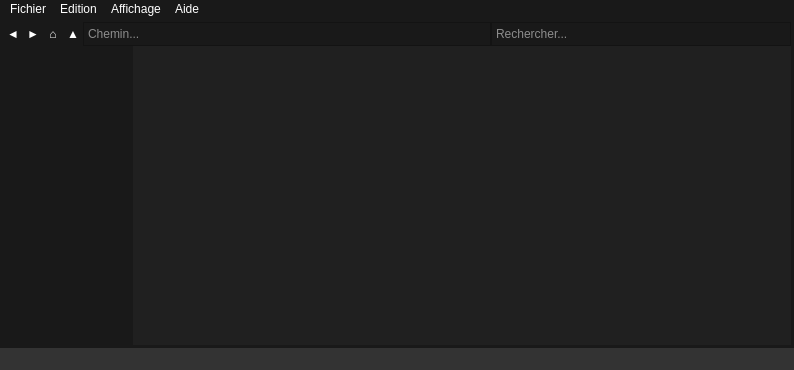
The window that mainwindow.ui (ForestierL/ihm) describes before a commit, drawn with Qt 5.
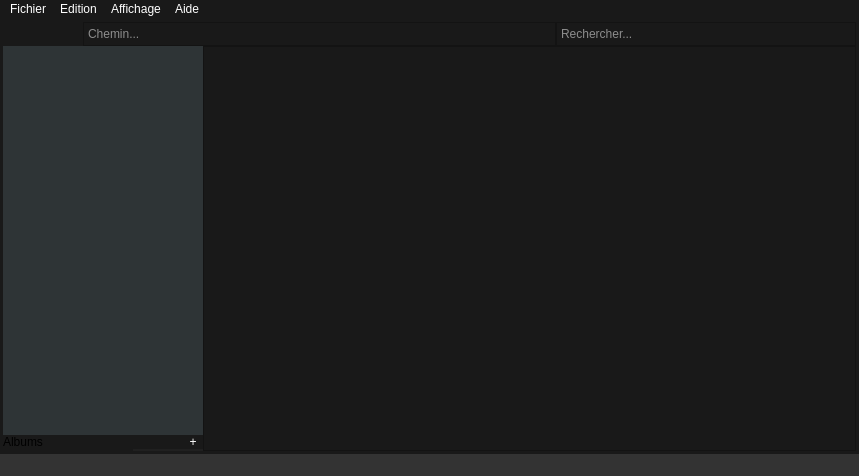
The same window after the commit. Icons and pictures are not drawn. Custom widgets are drawn as their Qt base class.

Commit message: button hover

```diff
--- a/mainwindow.ui
+++ b/mainwindow.ui
@@ -6,8 +6,8 @@
    <rect>
     <x>0</x>
     <y>0</y>
-    <width>794</width>
-    <height>370</height>
+    <width>859</width>
+    <height>476</height>
    </rect>
   </property>
   <property name="windowTitle">
@@ -84,8 +84,8 @@
           <rect>
            <x>0</x>
            <y>0</y>
-           <width>650</width>
-           <height>293</height>
+           <width>715</width>
+           <height>403</height>
           </rect>
          </property>
         </widget>
@@ -93,13 +93,101 @@
       </item>
      </layout>
     </item>
+    <item row="1" column="0">
+     <layout class="QHBoxLayout" name="horizontalLayout_2" stretch="0,0">
+      <property name="bottomMargin">
+       <number>0</number>
+      </property>
+      <item>
+       <layout class="QVBoxLayout" name="verticalLayout">
+        <property name="sizeConstraint">
+         <enum>QLayout::SetDefaultConstraint</enum>
+        </property>
+        <item>
+         <widget class="QTreeView" name="dirTreeView">
+          <property name="sizePolicy">
+           <sizepolicy hsizetype="MinimumExpanding" vsizetype="MinimumExpanding">
+            <horstretch>0</horstretch>
+            <verstretch>0</verstretch>
+           </sizepolicy>
+          </property>
+          <property name="maximumSize">
+           <size>
+            <width>200</width>
+            <height>16777215</height>
+           </size>
+          </property>
+          <property name="styleSheet">
+           <string notr="true">background-color: rgb(46, 52, 54);
+border: none;</string>
+          </property>
+         </widget>
+        </item>
+        <item>
+         <layout class="QHBoxLayout" name="horizontalLayout_3">
+          <item>
+           <widget class="QLabel" name="label">
+            <property name="text">
+             <string>Albums</string>
+            </property>
+           </widget>
+          </item>
+          <item>
+           <widget class="QPushButton" name="pbAddAlbum">
+            <property name="maximumSize">
+             <size>
+              <width>20</width>
+              <height>20</height>
+             </size>
+            </property>
+            <property name="autoFillBackground">
+             <bool>false</bool>
+            </property>
+            <property name="styleSheet">
+             <string notr="true">background-color: rgb(25, 25, 25);
+color: rgb(255, 255, 255);
+border: none;</string>
+            </property>
+            <property name="text">
+             <string>+</string>
+            </property>
+           </widget>
+          </item>
+         </layout>
+        </item>
+        <item>
+         <layout class="QVBoxLayout" name="vlAlbums">
+          <property name="sizeConstraint">
+           <enum>QLayout::SetDefaultConstraint</enum>
+          </property>
+          <property name="leftMargin">
+           <number>1</number>
+          </property>
+          <property name="topMargin">
+           <number>1</number>
+          </property>
+          <property name="rightMargin">
+           <number>1</number>
+          </property>
+          <property name="bottomMargin">
+           <number>1</number>
+          </property>
+         </layout>
+        </item>
+       </layout>
+      </item>
+      <item>
+       <widget class="QListView" name="elementListView"/>
+      </item>
+     </layout>
+    </item>
     <item row="0" column="0">
      <layout class="QHBoxLayout" name="horizontalLayout">
       <property name="sizeConstraint">
        <enum>QLayout::SetDefaultConstraint</enum>
       </property>
       <item>
-       <widget class="QPushButton" name="pushButton_2">
+       <widget class="QHoverSensitiveButton" name="previous">
         <property name="sizePolicy">
          <sizepolicy hsizetype="Preferred" vsizetype="Preferred">
           <horstretch>0</horstretch>
@@ -118,12 +206,12 @@
 border: none;</string>
         </property>
         <property name="text">
-         <string>◄</string>
+         <string/>
         </property>
        </widget>
       </item>
       <item>
-       <widget class="QPushButton" name="pushButton">
+       <widget class="QHoverSensitiveButton" name="next">
         <property name="sizePolicy">
          <sizepolicy hsizetype="Preferred" vsizetype="Preferred">
           <horstretch>0</horstretch>
@@ -142,12 +230,12 @@
 border: none;</string>
         </property>
         <property name="text">
-         <string>►</string>
+         <string/>
         </property>
        </widget>
       </item>
       <item>
-       <widget class="QPushButton" name="pushButton_3">
+       <widget class="QHoverSensitiveButton" name="home">
         <property name="sizePolicy">
          <sizepolicy hsizetype="Preferred" vsizetype="Preferred">
           <horstretch>0</horstretch>
@@ -166,12 +254,22 @@
 border: none;</string>
         </property>
         <property name="text">
-         <string>⌂</string>
+         <string/>
         </property>
+        <property name="icon">
+         <iconset>
+          <normaloff>home-w.png</normaloff>home-w.png</iconset>
+        </property>
+        <property name="iconSize">
+         <size>
+          <width>16</width>
+          <height>16</height>
+         </size>
+        </property>
        </widget>
       </item>
       <item>
-       <widget class="QPushButton" name="pushButton_4">
+       <widget class="QHoverSensitiveButton" name="up">
         <property name="sizePolicy">
          <sizepolicy hsizetype="Preferred" vsizetype="Preferred">
           <horstretch>0</horstretch>
@@ -190,7 +288,11 @@
 border: none;</string>
         </property>
         <property name="text">
-         <string>▲</string>
+         <string/>
+        </property>
+        <property name="icon">
+         <iconset>
+          <normaloff>arrow-u-w.png</normaloff>arrow-u-w.png</iconset>
         </property>
        </widget>
       </item>
@@ -254,7 +356,7 @@
     <rect>
      <x>0</x>
      <y>0</y>
-     <width>794</width>
+     <width>859</width>
      <height>22</height>
     </rect>
    </property>
@@ -397,6 +499,13 @@
    </property>
   </action>
  </widget>
+ <customwidgets>
+  <customwidget>
+   <class>QHoverSensitiveButton</class>
+   <extends>QPushButton</extends>
+   <header>qhoversensitivebutton.h</header>
+  </customwidget>
+ </customwidgets>
  <resources/>
  <connections/>
 </ui>
```
Left out of the diff: 8 changed lines with no effect on the pictures. The commit also changes 22 other files.
